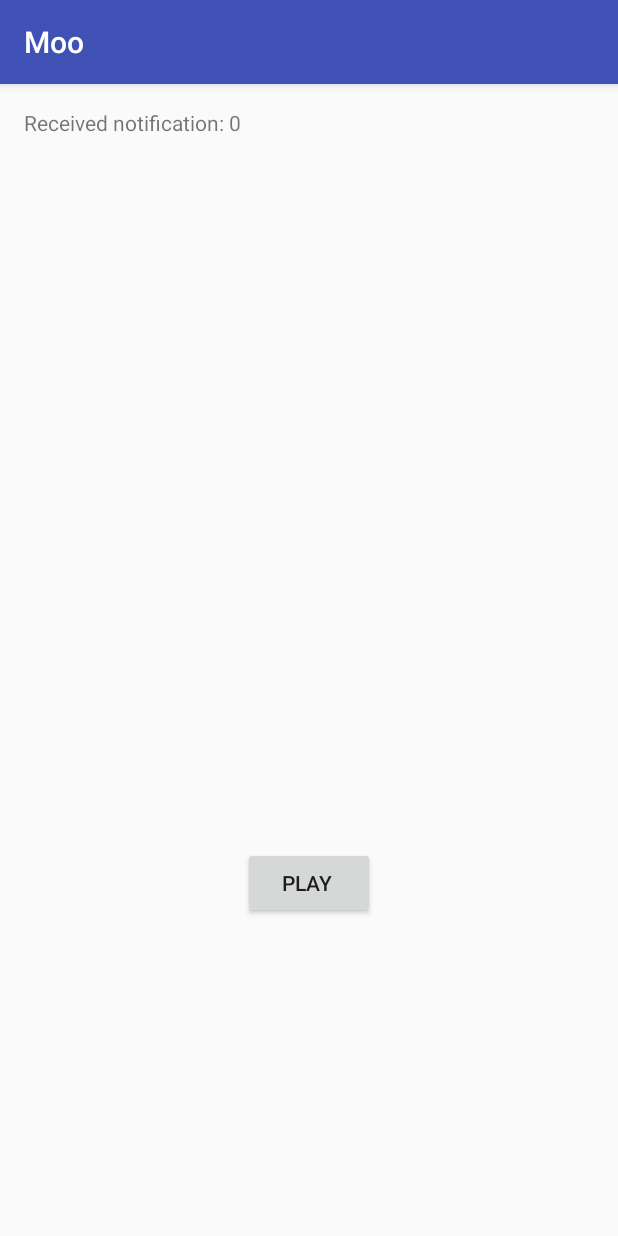
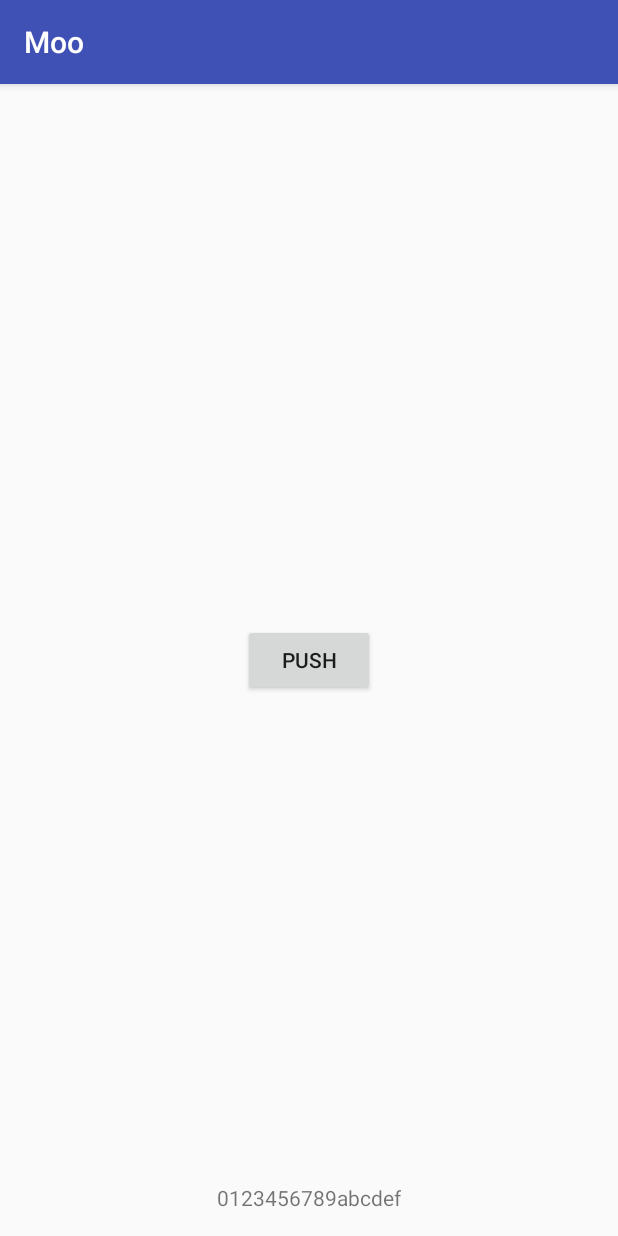
Before and after one commit to tiredpapi/Moo, an Android app: the screen it shows after launch (MainActivity), on a phone screen of 412 x 824 dp. Run offline under Robolectric (Android 15) with nearby library versions, the phone set to English and light mode, and no system bars; libraries missing offline, so code that uses them is left out: com.firebase.client; 4 statements that could not run were skipped.

Commit message:
Neco funguje, hafo veci zase ne

```diff
--- a/app/src/main/AndroidManifest.xml
+++ b/app/src/main/AndroidManifest.xml
@@ -3,6 +3,7 @@
     package="com.tiredpapi.moo">
 
     <application
+        android:name=".FirebaseConfig"
         android:allowBackup="true"
         android:icon="@mipmap/ic_launcher"
         android:label="@string/app_name"
--- /dev/null
+++ b/app/src/main/java/com/tiredpapi/moo/AndroidID.java
@@ -0,0 +1,30 @@
+package com.tiredpapi.moo;
+
+import android.content.Context;
+import android.provider.Settings;
+import android.util.Log;
+
+/**
+ * Created by michal on 17.10.16.
+ */
+
+public class AndroidID {
+    private Context context;
+    private final String androidId;
+
+
+    public AndroidID(Context context) {
+        this.context = context;
+        this.androidId = android.provider.Settings.Secure.getString(this.context.getContentResolver(), Settings.Secure.ANDROID_ID);
+    }
+
+    public String getAndroidID() {
+        if (androidId == null) {
+            Log.w(Constant.LOG_TAG, "AndroidID is null");
+        } else {
+            Log.i(Constant.LOG_TAG, "AndroidID found");
+        }
+
+        return androidId;
+    }
+}
--- a/app/src/main/java/com/tiredpapi/moo/LogTag.java
+++ b/app/src/main/java/com/tiredpapi/moo/Constant.java
@@ -4,7 +4,6 @@ package com.tiredpapi.moo;
  * Created by michal on 12.10.16.
  */
 
-public class LogTag {
+public class Constant {
     public static final String LOG_TAG = "Mooo";
-    public static int number = 0;
 }
--- /dev/null
+++ b/app/src/main/java/com/tiredpapi/moo/FirebaseConfig.java
@@ -0,0 +1,21 @@
+package com.tiredpapi.moo;
+
+import android.app.Application;
+
+import com.firebase.client.Firebase;
+
+/**
+ * Created by michal on 13.10.16.
+ */
+
+public class FirebaseConfig extends Application {
+    public static final String FIREBASE_URL = "https://mooo-b054e.firebaseio.com";
+    public static final String FIREBASE_USERS = "Users";
+
+    @Override
+    public void onCreate() {
+        super.onCreate();
+
+        Firebase.setAndroidContext(this);
+    }
+}
--- a/app/src/main/java/com/tiredpapi/moo/MainActivity.java
+++ b/app/src/main/java/com/tiredpapi/moo/MainActivity.java
@@ -1,6 +1,5 @@
 package com.tiredpapi.moo;
 
-import android.content.Context;
 import android.media.MediaPlayer;
 import android.support.v7.app.AppCompatActivity;
 import android.os.Bundle;
@@ -8,29 +7,78 @@ import android.util.Log;
 import android.view.View;
 import android.widget.TextView;
 
+import com.firebase.client.DataSnapshot;
+import com.firebase.client.Firebase;
+import com.firebase.client.FirebaseError;
+import com.firebase.client.ValueEventListener;
+
+
 public class MainActivity extends AppCompatActivity {
+    AndroidID androidID;
+    Firebase firebaseReference;
+    Firebase firebaseUserGroup;
+    TextView textView;
+    MediaPlayer mediaPlayer;
 
-    TextView textView;
+    public void buttonPushed(View view) {
+        firebaseUserGroup.addListenerForSingleValueEvent(new ValueEventListener() {
+            @Override
+            public void onDataChange(DataSnapshot dataSnapshot) {
+                for (DataSnapshot dataSnapshot1: dataSnapshot.getChildren()) {
+                    Log.i(Constant.LOG_TAG, "Current key: " + dataSnapshot1.getKey().toString());
+                    Log.i(Constant.LOG_TAG, "Current value: " + dataSnapshot1.getValue().toString());
 
-    public void playButton(View view) {
+                    if (dataSnapshot1.getValue().toString() == "false") {
+                        firebaseUserGroup.child(dataSnapshot1.getKey()).setValue("true");
+                        Log.i(Constant.LOG_TAG, "After the change: " + dataSnapshot1.getKey().toString());
+                    }
+                }
+            }
 
+            @Override
+            public void onCancelled(FirebaseError firebaseError) {
+
+            }
+        });
     }
+
 
     @Override
     protected void onCreate(Bundle savedInstanceState) {
         super.onCreate(savedInstanceState);
         setContentView(R.layout.activity_main);
 
-        Log.i(LogTag.LOG_TAG, "App started");
+        Log.i(Constant.LOG_TAG, "onCreate");
+        //*
 
-        textView = (TextView) findViewById(R.id.textViewNumber);
-        textView.setText("Received notification: " + LogTag.number);
-    }
+        androidID = new AndroidID(this);
+        firebaseReference = new Firebase(FirebaseConfig.FIREBASE_URL);
+        firebaseUserGroup = firebaseReference.child("Users");
 
-    @Override
-    protected void onStart() {
-        super.onStart();
+        textView = (TextView) findViewById(R.id.textAndroidID);
+        textView.setText(androidID.getAndroidID());
+        mediaPlayer = MediaPlayer.create(this, R.raw.cow);
 
-        textView.setText("Received notification: " + LogTag.number);
+        firebaseUserGroup.addListenerForSingleValueEvent(new ValueEventListener() {
+            @Override
+            public void onDataChange(DataSnapshot dataSnapshot) {
+                if (dataSnapshot.child(androidID.getAndroidID()).exists()) {
+                    if(dataSnapshot.child(androidID.getAndroidID()).getValue().toString() == "true") {
+                        Log.i(Constant.LOG_TAG, "onData change in main changed the status to false");
+
+                        mediaPlayer.start();
+                        firebaseUserGroup.child(androidID.getAndroidID()).setValue(false);
+                    }
+                } {
+                    Log.i(Constant.LOG_TAG, "Android id created: " + androidID.getAndroidID());
+                    firebaseUserGroup.child(androidID.getAndroidID()).setValue(false);
+                }
+            }
+
+            @Override
+            public void onCancelled(FirebaseError firebaseError) {
+                Log.i(Constant.LOG_TAG, "Something is wrong with the database");
+            }
+        });
     }
 }
--- a/app/src/main/java/com/tiredpapi/moo/MyFirebaseMessageService.java
+++ b/app/src/main/java/com/tiredpapi/moo/MyFirebaseMessageService.java
@@ -16,13 +16,9 @@ public class MyFirebaseMessageService extends FirebaseMessagingService {
     public void onMessageReceived(RemoteMessage remoteMessage) {
         super.onMessageReceived(remoteMessage);
 
-        Log.i(LogTag.LOG_TAG, "Message recieved");
+        Log.i(Constant.LOG_TAG, "Message recieved");
 
         MediaPlayer mediaPlayer = MediaPlayer.create(this, R.raw.cow);
         mediaPlayer.start();
-
-        LogTag.number++;
-
-
     }
 }
--- a/app/src/main/res/layout/activity_main.xml
+++ b/app/src/main/res/layout/activity_main.xml
@@ -11,27 +11,18 @@
     tools:context="com.tiredpapi.moo.MainActivity">
 
     <TextView
-        android:text="Number:"
-        android:layout_width="wrap_content"
-        android:layout_height="wrap_content"
-        android:layout_alignParentTop="true"
-        android:layout_alignParentStart="true"
-        android:id="@+id/textViewNumber" />
-
-    <TextView
-        android:layout_width="wrap_content"
-        android:layout_height="wrap_content"
-        android:layout_below="@+id/textViewNumber"
-        android:layout_alignParentStart="true"
-        android:id="@+id/textViewMessage" />
-
-    <Button
-        android:text="play "
         android:layout_width="wrap_content"
         android:layout_height="wrap_content"
         android:layout_alignParentBottom="true"
         android:layout_centerHorizontal="true"
-        android:layout_marginBottom="195dp"
-        android:id="@+id/button2"
-        android:onClick="playButton"/>
+        android:id="@+id/textAndroidID" />
+
+    <Button
+        android:text="push"
+        android:layout_width="wrap_content"
+        android:layout_height="wrap_content"
+        android:layout_centerVertical="true"
+        android:layout_centerHorizontal="true"
+        android:id="@+id/buttonPush"
+        android:onClick="buttonPushed"/>
 </RelativeLayout>
```
Also changed, not shown: app/build.gradle (+9 -1 lines), app/src/main/java/com/tiredpapi/moo/User.java (added, +33 -0 lines), 1 other file.
